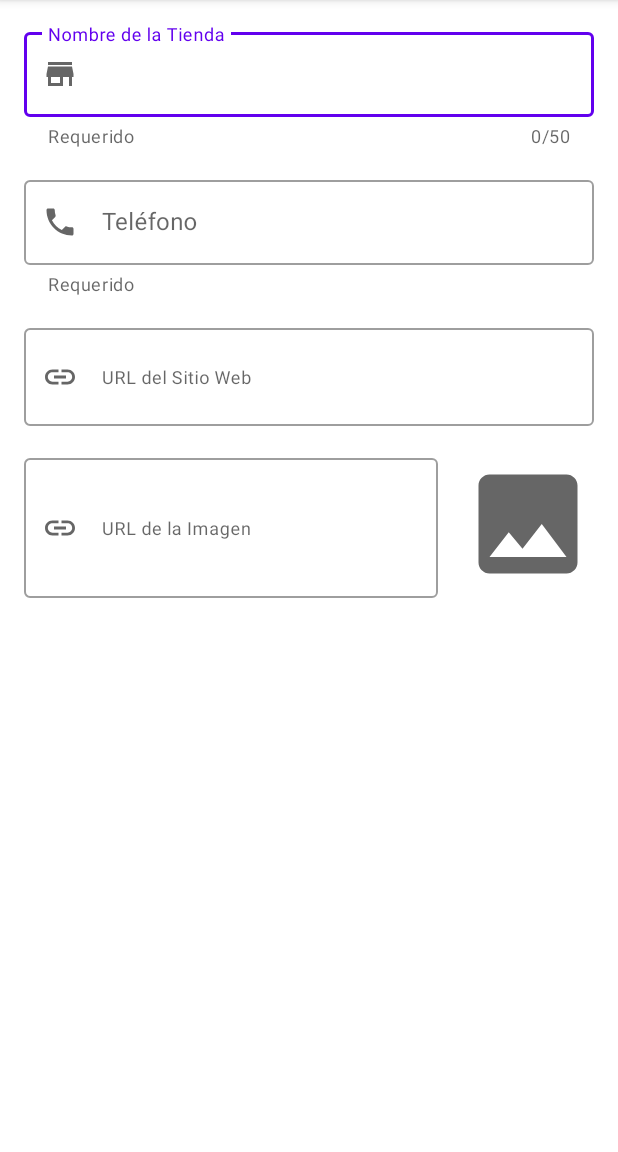
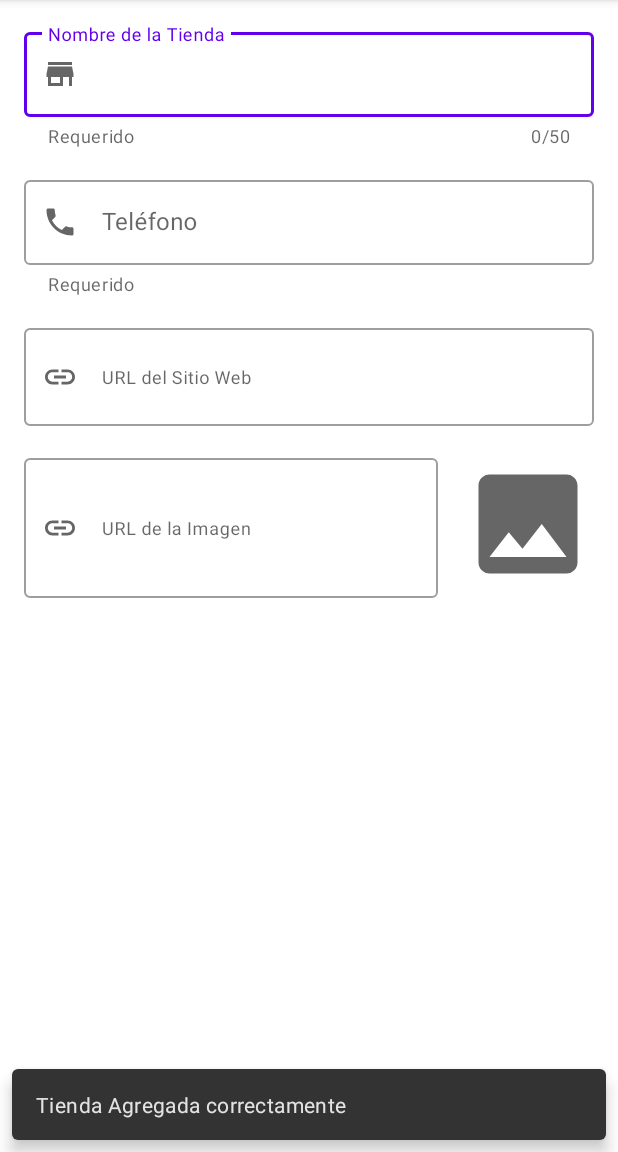
Before and after one commit to Nolo-98/Proyecto-App-Stores, an Android app: the fragment EditStoreFragment shown on its own in the app's theme, after a tap on "Save", on a phone screen of 412 x 824 dp, the part 84-1236 px from its top. Run offline under Robolectric (Android 15) with nearby library versions, the phone set to English and light mode, and no system bars.

Commit message:
Selección de un menú

```diff
--- a/app/src/main/java/com/cursosant/android/stores/EditStoreFragment.kt
+++ b/app/src/main/java/com/cursosant/android/stores/EditStoreFragment.kt
@@ -4,10 +4,12 @@ import android.os.Bundle
 import android.view.*
 import androidx.fragment.app.Fragment
 import com.cursosant.android.stores.databinding.FragmentEditStoreBinding
+import com.google.android.material.snackbar.Snackbar
 
 class EditStoreFragment : Fragment() {
 
     private lateinit var mBinding: FragmentEditStoreBinding
+    private var mActivity: MainActivity? = null
 
     override fun onCreateView(inflater: LayoutInflater, container: ViewGroup?,
         savedInstanceState: Bundle? ): View? {
@@ -19,9 +21,9 @@ class EditStoreFragment : Fragment() {
     override fun onViewCreated(view: View, savedInstanceState: Bundle?) {
         super.onViewCreated(view, savedInstanceState)
 
-        val activity = activity as? MainActivity
-        activity?.supportActionBar?.setDisplayHomeAsUpEnabled(true)
-        activity?.supportActionBar?.title = getString(R.string.edit_store_title_add)
+        mActivity = activity as? MainActivity
+        mActivity?.supportActionBar?.setDisplayHomeAsUpEnabled(true)
+        mActivity?.supportActionBar?.title = getString(R.string.edit_store_title_add)
 
         setHasOptionsMenu(true)
     }
@@ -30,4 +32,22 @@ class EditStoreFragment : Fragment() {
         inflater.inflate(R.menu.menu_save, menu)
         super.onCreateOptionsMenu(menu, inflater)
     }
+
+    override fun onOptionsItemSelected(item: MenuItem): Boolean {
+        return when(item.itemId){
+            android.R.id.home -> {
+                mActivity?.onBackPressed()
+                true
+            }
+            R.id.action_save -> {
+                Snackbar.make(mBinding.root,
+                    getString(R.string.edit_store_message_save_success),
+                    Snackbar.LENGTH_SHORT)
+                    .show()
+                true
+            }
+            else -> super.onOptionsItemSelected(item)
+        }
+        //return super.onOptionsItemSelected(item)
+    }
 }
--- a/app/src/main/res/values/strings.xml
+++ b/app/src/main/res/values/strings.xml
@@ -11,4 +11,5 @@
     <string name="hint_photo_url">URL de la Imagen</string>
     <string name="edit_store_title_add">Crear Tienda</string>
     <string name="menu_save">Save</string>
+    <string name="edit_store_message_save_success">Tienda Agregada correctamente</string>
 </resources>
```
